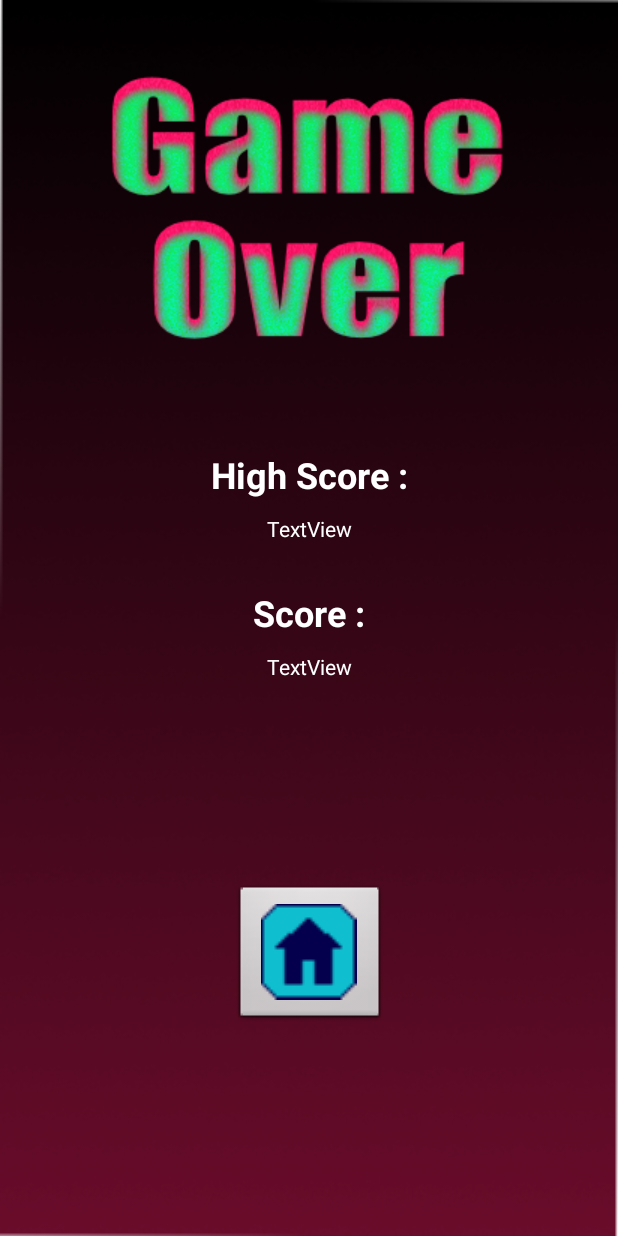
After one commit to corentinckf/Replikapp-Android, an Android app: the Over2Activity screen opened directly, with no data from a screen before it, on a phone screen of 412 x 824 dp. The commit adds this screen. Run offline under Robolectric (Android 15) with nearby library versions, the phone set to English and light mode, and no system bars.

Commit message:
Ajout du GameOver

```diff
--- a/app/src/main/AndroidManifest.xml
+++ b/app/src/main/AndroidManifest.xml
@@ -10,7 +10,8 @@
         android:roundIcon="@mipmap/ic_launcher_round"
         android:supportsRtl="true"
         android:theme="@style/AppTheme">
-        <activity android:name="com.ckfcsteam.spaceinvaders.Menu2Activity"></activity>
+        <activity android:name="com.ckfcsteam.spaceinvaders.Over2Activity"></activity>
+        <activity android:name="com.ckfcsteam.spaceinvaders.Menu2Activity" />
         <activity android:name=".activities.ResetPasswordActivity" /> <!-- activity android:name=".activities.ResetPasswordActivity" / -->
         <activity android:name=".fragments.BibliFragment" />
         <activity
--- a/app/src/main/java/com/ckfcsteam/spaceinvaders/Game1.java
+++ b/app/src/main/java/com/ckfcsteam/spaceinvaders/Game1.java
@@ -1,6 +1,9 @@
 package com.ckfcsteam.spaceinvaders;
 
+import android.app.Activity;
+import android.app.Application;
 import android.content.Context;
+import android.content.Intent;
 import android.graphics.Canvas;
 import android.graphics.Paint;
 import android.view.GestureDetector;
@@ -8,6 +11,8 @@ import android.view.MotionEvent;
 import android.view.SurfaceHolder;
 import android.view.SurfaceView;
 
+import com.ckfcsteam.papangue.gamelib.GameObject;
+import com.ckfcsteam.replikapp.R;
 import com.ckfcsteam.spaceinvaders.gamelib.Invaders;
 import com.ckfcsteam.spaceinvaders.gamelib.ProjectilesInvaders;
 import com.ckfcsteam.spaceinvaders.gamelib.ProjectilesShip;
@@ -46,11 +51,15 @@ public class Game1 extends SurfaceView implements SurfaceHolder.Callback{
     private boolean disabled;
     // Niveau de la partie
     private int level;
+    // Vrai si la partie est perdu
+    private boolean gameover;
+    // Application
+    private Activity activity;
 
     // Variable pour gérer le délai entre deux session de tirs d'invaders
 
     /* Constructeur */
-    public Game1(final Context context, int level) {
+    public Game1(final Context context, int level, Activity act) {
         super(context);
 
         holder = getHolder();
@@ -60,6 +69,8 @@ public class Game1 extends SurfaceView implements SurfaceHolder.Callback{
         score = -1;
         disabled = false;
         this.level = level;
+        gameover = false;
+        activity = act;
 
         // Gestion des clic simple
         mGestureDetector = new GestureDetector(context,new GestureDetector.SimpleOnGestureListener(){
@@ -92,6 +103,7 @@ public class Game1 extends SurfaceView implements SurfaceHolder.Callback{
         score = 0;
         stringOfScore = "Level : " + level;
         disabled = false;
+        gameover = false;
         // Recuperation des dimensions de l'écran
         x = getWidth();
         y = getHeight();
@@ -165,39 +177,55 @@ public class Game1 extends SurfaceView implements SurfaceHolder.Callback{
 
             // Maj du score
             score += projectilesShip.hit(invaders)*level;
-            //stringOfScore = "Score : " + score;
+            stringOfScore = "Y : " + (y);
             // Maj des lignes
             invaders.majLines();
             invaders.resize(x/16, x/20);
             // Descente des invaders
-            invaders.raid(y/2000);
+            //invaders.raid(y/2000);
+            // TODO Regler le pb de vitesse peut en toDouble
+            invaders.raid(1/*y/1500*/);
+            System.out.println(y);
+
+            if(level > 1){
+                // Mouvement horizontal des invaders
+                invaders.moveAllLR(x/1000, x);
+
+                if(level > 2){
+                    // Ajout des projectiles des nouveaux tirs ennemis, si il y en a
+                    projectilesInvaders.addAll(invaders.FirstLineShoot(x, y));
+                    //projectilesInvaders.resize(x/70, x/70);
+
+                    // Gestion des deplacement des projectiles ennemis
+                    projectilesInvaders.move(y/1000);//70);
+
+                    // Gestion des collisions entre projectiles ennemis
+                    projectilesInvaders.annulation(projectilesShip);
+                }
+
+            }
+
             // Detection Game Over
-            if(invaders.firstLineCordY() > y){
+            if(invaders.firstLineCordY() > y || projectilesInvaders.hitShip(avion)){
+                gameover = true;
+                setDisabled(true);
+                System.out.println("It's lose man");
+                Intent intent = new Intent(getContext(), Over2Activity.class);
+                intent.putExtra("score", getScore());
+                intent.putExtra("mode", getLevel());
+                activity.startActivity(intent);
+                activity.finish();
+            }
+            /*if(invaders.firstLineCordY() > y){
                 for(int i = 0; i< projectilesShip.size(); i++){
                     projectilesShip.get(i).setDisabled(true);
                 }
                 invaders.setDisabled(true);
                 avion.setDisabled(true);
 
-            }
-
-            // Mouvement horizontal des invaders
-            invaders.moveAllLR(x/1000, x);
-
-            // Ajout des projectiles des nouveaux tirs ennemis, si il y en a
-            projectilesInvaders.addAll(invaders.FirstLineShoot(x, y));
-            //projectilesInvaders.resize(x/70, x/70);
-
-            // Gestion des deplacement des projectiles ennemis
-            projectilesInvaders.move(y/1000);//70);
+            }*/
         }
-
-        // Gestion des collisions entre projectiles ennemis
-        projectilesInvaders.annulation(projectilesShip);
         //projectilesInvaders.annulation(projectiles);
-
-
-
     }
 
     @Override
@@ -240,6 +268,16 @@ public class Game1 extends SurfaceView implements SurfaceHolder.Callback{
         // Affichage projectiles ennemi
         projectilesInvaders.displayAll(canvas);
 
+        // Affichage du gameover
+        if(gameover ||true){
+
+            /*GameObject gameOver = new GameObject(R.drawable.gameover_ii, getContext());
+            gameOver.resize(x/2, y/4);
+            gameOver.setCordx((x/2)-gameOver.getWidth());
+            gameOver.setCordy((y/2)-gameOver.getHeight());
+
+            gameOver.display(canvas);*/
+        }
 
     }
 
@@ -302,6 +340,14 @@ public class Game1 extends SurfaceView implements SurfaceHolder.Callback{
 
     }
 
+    public int getLevel() {
+        return level;
+    }
+
+    public boolean isGameover() {
+        return gameover;
+    }
+
     public boolean isDisabled() {
         return disabled;
     }
--- a/app/src/main/java/com/ckfcsteam/spaceinvaders/GameActivity.java
+++ b/app/src/main/java/com/ckfcsteam/spaceinvaders/GameActivity.java
@@ -38,7 +38,7 @@ public class GameActivity extends AppCompatActivity {
         }
         // Ajout de notre surface view dans le layout
         LinearLayout surface = findViewById(R.id.mySurfaceInv);
-        mySurface = new Game1(getApplicationContext(), level);
+        mySurface = new Game1(getApplicationContext(), level, this);
         surface.addView(mySurface);
         // Recuperation des éléments du layout
         score = findViewById(R.id.nScore);
@@ -62,6 +62,15 @@ public class GameActivity extends AppCompatActivity {
             //playImg.setImageResource(0);
             //playImg.setEnabled(false);
         }
+    }
+
+    private void gameOver(){
+        System.out.println("It's lose man");
+        Intent intent = new Intent(GameActivity.this, Over2Activity.class);
+        intent.putExtra("score", mySurface.getScore());
+        intent.putExtra("mode", mySurface.getLevel());
+        startActivity(intent);
+        finish();
     }
 
 
--- /dev/null
+++ b/app/src/main/java/com/ckfcsteam/spaceinvaders/Over2Activity.java
@@ -0,0 +1,30 @@
+package com.ckfcsteam.spaceinvaders;
+
+import androidx.appcompat.app.AppCompatActivity;
+
+import android.content.Intent;
+import android.os.Bundle;
+import android.view.View;
+
+import com.ckfcsteam.replikapp.MainActivity;
+import com.ckfcsteam.replikapp.R;
+
+public class Over2Activity extends AppCompatActivity {
+
+    @Override
+    protected void onCreate(Bundle savedInstanceState) {
+        super.onCreate(savedInstanceState);
+        setContentView(R.layout.activity_over2);
+    }
+
+    /**
+     * Lors du clic sur le bouton home renverra l'utilisateur à l'acceuil
+     *
+     * @param view le bouton image
+     */
+    public void home(View view){
+        Intent intent = new Intent(Over2Activity.this, Menu2Activity.class);
+        startActivity(intent);
+        finish();
+    }
+}
--- a/app/src/main/java/com/ckfcsteam/spaceinvaders/SpaceMainActivity.java
+++ b/app/src/main/java/com/ckfcsteam/spaceinvaders/SpaceMainActivity.java
@@ -10,6 +10,6 @@ public class SpaceMainActivity extends AppCompatActivity {
     protected void onCreate(Bundle savedInstanceState) {
         super.onCreate(savedInstanceState);
         //setContentView(R.layout.activity_main);
-        setContentView(new Game1(getApplicationContext(),1568));
+        setContentView(new Game1(getApplicationContext(),1568, this));
     }
 }
--- a/app/src/main/java/com/ckfcsteam/spaceinvaders/gamelib/ProjectilesInvaders.java
+++ b/app/src/main/java/com/ckfcsteam/spaceinvaders/gamelib/ProjectilesInvaders.java
@@ -51,7 +51,7 @@ public class ProjectilesInvaders extends ArrayList<Projectile> {
      * @param s le vaisseau du joueur
      * @return vrai si le vaisseau est entré en collision avec un projectile ennemi
      */
-    public boolean lose(Ship s){
+    public boolean hitShip(Ship s){
         for(Projectile p: this){
             if(s.entringEnCollisioningCarre(p))
                 return (true);
--- /dev/null
+++ b/app/src/main/res/layout-land/activity_over2.xml
@@ -0,0 +1,99 @@
+<?xml version="1.0" encoding="utf-8"?>
+<androidx.constraintlayout.widget.ConstraintLayout
+    xmlns:android="http://schemas.android.com/apk/res/android"
+    xmlns:app="http://schemas.android.com/apk/res-auto"
+    xmlns:tools="http://schemas.android.com/tools"
+    android:layout_width="match_parent"
+    android:layout_height="match_parent">
+
+    <ImageView
+        android:id="@+id/backgroundImg"
+        android:layout_width="0dp"
+        android:layout_height="0dp"
+        android:contentDescription="@string/background"
+        android:scaleType="fitXY"
+        app:layout_constraintBottom_toBottomOf="parent"
+        app:layout_constraintEnd_toEndOf="parent"
+        app:layout_constraintHorizontal_bias="1.0"
+        app:layout_constraintStart_toStartOf="parent"
+        app:layout_constraintTop_toTopOf="parent"
+        app:layout_constraintVertical_bias="1.0"
+        app:srcCompat="@drawable/menu_bakcground" />
+
+    <ImageView
+        android:id="@+id/titleImg"
+        android:layout_width="0dp"
+        android:layout_height="0dp"
+        android:contentDescription="@string/title"
+        app:layout_constraintBottom_toTopOf="@+id/textView2"
+        app:layout_constraintEnd_toEndOf="parent"
+        app:layout_constraintHorizontal_bias="0.5"
+        app:layout_constraintStart_toStartOf="parent"
+        app:layout_constraintTop_toTopOf="parent"
+        app:srcCompat="@drawable/gameover2_ii_land" />
+
+    <ImageButton
+        android:id="@+id/homeButton"
+        style="@android:style/Widget.ImageButton"
+        android:layout_width="wrap_content"
+        android:layout_height="wrap_content"
+        android:layout_marginBottom="40dp"
+        android:contentDescription="@string/home"
+        android:onClick="home"
+        android:scaleType="fitXY"
+        app:layout_constraintBottom_toBottomOf="parent"
+        app:layout_constraintEnd_toEndOf="parent"
+        app:layout_constraintStart_toStartOf="parent"
+        app:srcCompat="@drawable/home_ii" />
+
+    <TextView
+        android:id="@+id/textView2"
+        android:layout_width="wrap_content"
+        android:layout_height="wrap_content"
+        android:layout_marginEnd="30dp"
+        android:layout_marginRight="30dp"
+        android:layout_marginBottom="28dp"
+        android:text="@string/highScore"
+        android:textColor="#FFFFFF"
+        android:textSize="24sp"
+        android:textStyle="bold"
+        app:layout_constraintBottom_toTopOf="@+id/textView4"
+        app:layout_constraintEnd_toStartOf="@+id/highScore" />
+
+    <TextView
+        android:id="@+id/highScore"
+        android:layout_width="wrap_content"
+        android:layout_height="wrap_content"
+        android:text="00000"
+        android:textColor="#FFFFFF"
+        app:layout_constraintBottom_toBottomOf="@+id/textView2"
+        app:layout_constraintEnd_toEndOf="parent"
+        app:layout_constraintStart_toStartOf="@+id/backgroundImg"
+        app:layout_constraintTop_toTopOf="@+id/textView2" />
+
+    <TextView
+        android:id="@+id/textView4"
+        android:layout_width="wrap_content"
+        android:layout_height="wrap_content"
+        android:layout_marginEnd="30dp"
+        android:layout_marginRight="30dp"
+        android:text="@string/scoreII"
+        android:textColor="#FFFFFF"
+        android:textSize="24sp"
+        android:textStyle="bold"
+        app:layout_constraintBottom_toBottomOf="parent"
+        app:layout_constraintEnd_toStartOf="@+id/score"
+        app:layout_constraintTop_toTopOf="@+id/backgroundImg"
+        app:layout_constraintVertical_bias="0.65999997" />
+
+    <TextView
+        android:id="@+id/score"
+        android:layout_width="wrap_content"
+        android:layout_height="wrap_content"
+        android:text="00000"
+        android:textColor="#FFFFFF"
+        app:layout_constraintBottom_toBottomOf="@+id/textView4"
+        app:layout_constraintEnd_toEndOf="parent"
+        app:layout_constraintStart_toStartOf="parent"
+        app:layout_constraintTop_toTopOf="@+id/textView4" />
+</androidx.constraintlayout.widget.ConstraintLayout>
--- /dev/null
+++ b/app/src/main/res/layout/activity_over2.xml
@@ -0,0 +1,95 @@
+<?xml version="1.0" encoding="utf-8"?>
+<androidx.constraintlayout.widget.ConstraintLayout xmlns:android="http://schemas.android.com/apk/res/android"
+    xmlns:app="http://schemas.android.com/apk/res-auto"
+    xmlns:tools="http://schemas.android.com/tools"
+    android:layout_width="match_parent"
+    android:layout_height="match_parent"
+    tools:context="com.ckfcsteam.spaceinvaders.Over2Activity">
+
+    <ImageView
+        android:id="@+id/backgroundImg"
+        android:layout_width="0dp"
+        android:layout_height="0dp"
+        android:contentDescription="@string/background"
+        android:scaleType="fitXY"
+        app:layout_constraintBottom_toBottomOf="parent"
+        app:layout_constraintEnd_toEndOf="parent"
+        app:layout_constraintStart_toStartOf="parent"
+        app:layout_constraintTop_toTopOf="parent"
+        app:srcCompat="@drawable/menu_bakcground" />
+
+    <ImageView
+        android:id="@+id/titleImg"
+        android:layout_width="0dp"
+        android:layout_height="wrap_content"
+        android:contentDescription="@string/title"
+        app:layout_constraintEnd_toEndOf="parent"
+        app:layout_constraintHorizontal_bias="0.5"
+        app:layout_constraintStart_toStartOf="parent"
+        app:layout_constraintTop_toTopOf="parent"
+        app:srcCompat="@drawable/gameover2_ii" />
+
+    <ImageButton
+        android:id="@+id/homeButton"
+        style="@android:style/Widget.ImageButton"
+        android:layout_width="wrap_content"
+        android:layout_height="wrap_content"
+        android:contentDescription="@string/home"
+        android:onClick="home"
+        android:scaleType="fitXY"
+        android:scaleX="2"
+        android:scaleY="2"
+        app:layout_constraintBottom_toBottomOf="parent"
+        app:layout_constraintEnd_toEndOf="parent"
+        app:layout_constraintStart_toStartOf="parent"
+        app:layout_constraintTop_toBottomOf="@+id/score"
+        app:srcCompat="@drawable/home_ii" />
+
+    <TextView
+        android:id="@+id/textView2"
+        android:layout_width="wrap_content"
+        android:layout_height="wrap_content"
+        android:text="@string/highScore"
+        android:textColor="#FFFFFF"
+        android:textSize="24sp"
+        android:textStyle="bold"
+        app:layout_constraintEnd_toEndOf="parent"
+        app:layout_constraintStart_toStartOf="parent"
+        app:layout_constraintTop_toBottomOf="@+id/titleImg" />
+
+    <TextView
+        android:id="@+id/highScore"
+        android:layout_width="wrap_content"
+        android:layout_height="wrap_content"
+        android:layout_marginTop="10dp"
+        android:text="TextView"
+        android:textColor="#FFFFFF"
+        app:layout_constraintEnd_toEndOf="parent"
+        app:layout_constraintStart_toStartOf="parent"
+        app:layout_constraintTop_toBottomOf="@+id/textView2" />
+
+    <TextView
+        android:id="@+id/textView4"
+        android:layout_width="wrap_content"
+        android:layout_height="wrap_content"
+        android:layout_marginTop="30dp"
+        android:text="@string/scoreII"
+        android:textColor="#FFFFFF"
+        android:textSize="24sp"
+        android:textStyle="bold"
+        app:layout_constraintEnd_toEndOf="@+id/backgroundImg"
+        app:layout_constraintStart_toStartOf="@+id/backgroundImg"
+        app:layout_constraintTop_toBottomOf="@+id/highScore" />
+
+    <TextView
+        android:id="@+id/score"
+        android:layout_width="wrap_content"
+        android:layout_height="wrap_content"
+        android:layout_marginTop="10dp"
+        android:text="TextView"
+        android:textColor="#FFFFFF"
+        app:layout_constraintEnd_toEndOf="parent"
+        app:layout_constraintStart_toStartOf="parent"
+        app:layout_constraintTop_toBottomOf="@+id/textView4" />
+
+</androidx.constraintlayout.widget.ConstraintLayout>
--- a/app/src/main/res/values/strings.xml
+++ b/app/src/main/res/values/strings.xml
@@ -67,6 +67,7 @@
     <string name="score">score</string>
     <string name="home">home</string>
     <string name="play">play</string>
+    <string name="highScore">High Score : </string>
 
 
 </resources>
```
Also changed, not shown: app/src/main/res/drawable/gameover2_ii.png (added), app/src/main/res/drawable/gameover2_ii_land.png (added), app/src/main/res/drawable/gameover_ii.png (added), 1 other file.
